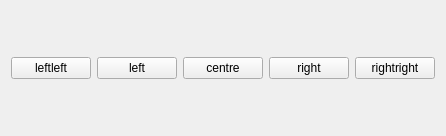
Before: the Qt Designer form insect/controller/src/mainUI.ui in robocomp/robocomp-shadow, drawn with Qt 5.
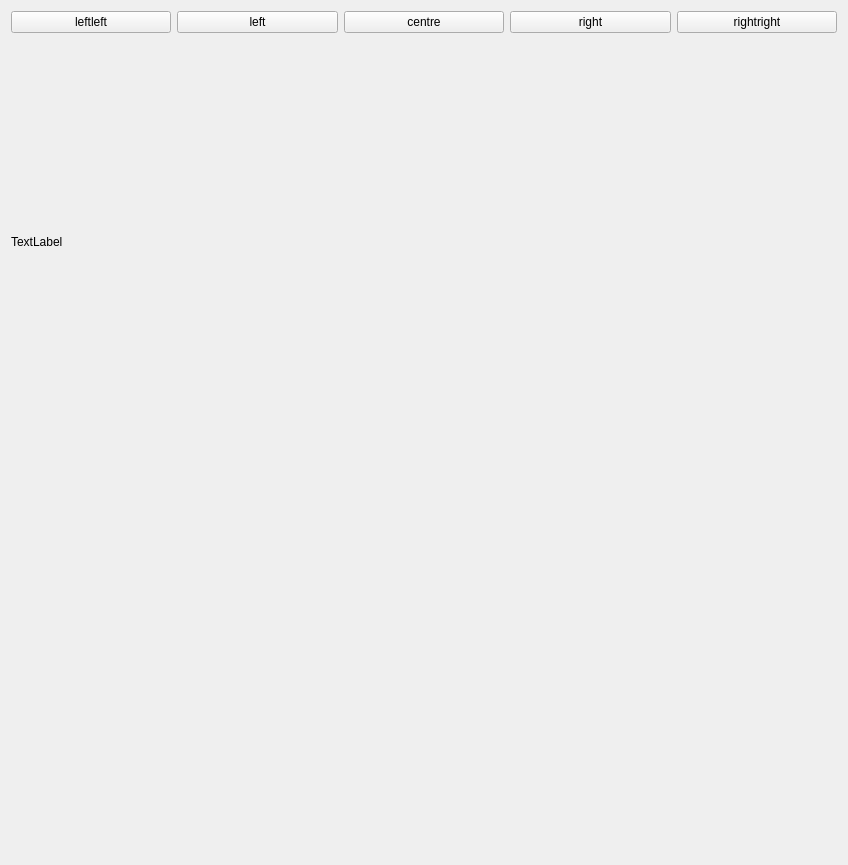
After: the same form once the commit is applied.

The edit to the form file:
```diff
--- a/insect/controller/src/mainUI.ui
+++ b/insect/controller/src/mainUI.ui
@@ -6,22 +6,27 @@
    <rect>
     <x>0</x>
     <y>0</y>
-    <width>400</width>
-    <height>136</height>
+    <width>848</width>
+    <height>865</height>
    </rect>
   </property>
   <property name="maximumSize">
    <size>
     <width>16777215</width>
-    <height>140</height>
+    <height>16777215</height>
    </size>
   </property>
   <property name="windowTitle">
    <string>path_conceptualizer</string>
   </property>
+  <layout class="QVBoxLayout" name="verticalLayout_2">
+   <item>
   <layout class="QVBoxLayout" name="verticalLayout">
    <item>
     <layout class="QHBoxLayout" name="horizontalLayout">
+       <property name="sizeConstraint">
+        <enum>QLayout::SetMinimumSize</enum>
+       </property>
      <item>
       <widget class="QPushButton" name="pushButton_leftleft">
        <property name="text">
@@ -65,6 +70,24 @@
         <string>rightright</string>
        </property>
       </widget>
+       </item>
+      </layout>
+     </item>
+     <item>
+      <widget class="QLabel" name="frame_2d">
+       <property name="minimumSize">
+        <size>
+         <width>600</width>
+         <height>300</height>
+        </size>
+       </property>
+       <property name="text">
+        <string>TextLabel</string>
+       </property>
+      </widget>
+     </item>
+     <item>
+      <widget class="QWidget" name="frame_3d" native="true"/>
      </item>
     </layout>
    </item>
```
Left out of the diff: 2 changed lines with no effect on the pictures. Lines whose indentation alone changed are shown as unchanged.
